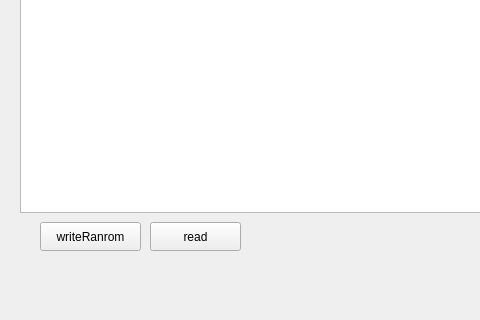
This is reader/mainwindow.ui in ElectricLight-ELO/Data-generator-reader as Qt 5 draws it before an edit; both pictures show x 0 to 480 and y 328 to 648 of the 807 by 648 pixel window. The edited form follows.
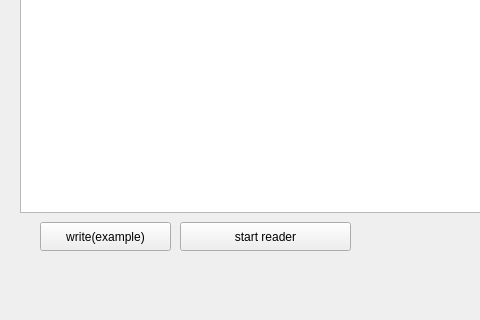
This is the edited form.

Commit message: while-reader

Patch:
```diff
--- a/reader/mainwindow.ui
+++ b/reader/mainwindow.ui
@@ -29,25 +29,25 @@
      <rect>
       <x>40</x>
       <y>550</y>
-      <width>101</width>
+      <width>131</width>
       <height>29</height>
      </rect>
     </property>
     <property name="text">
-     <string>writeRanrom</string>
+     <string>write(example)</string>
     </property>
    </widget>
    <widget class="QPushButton" name="pushButton_2">
     <property name="geometry">
      <rect>
-      <x>150</x>
+      <x>180</x>
       <y>550</y>
-      <width>91</width>
+      <width>171</width>
       <height>29</height>
      </rect>
     </property>
     <property name="text">
-     <string>read</string>
+     <string>start reader</string>
     </property>
    </widget>
   </widget>
```
The commit also changes 2 other files.
